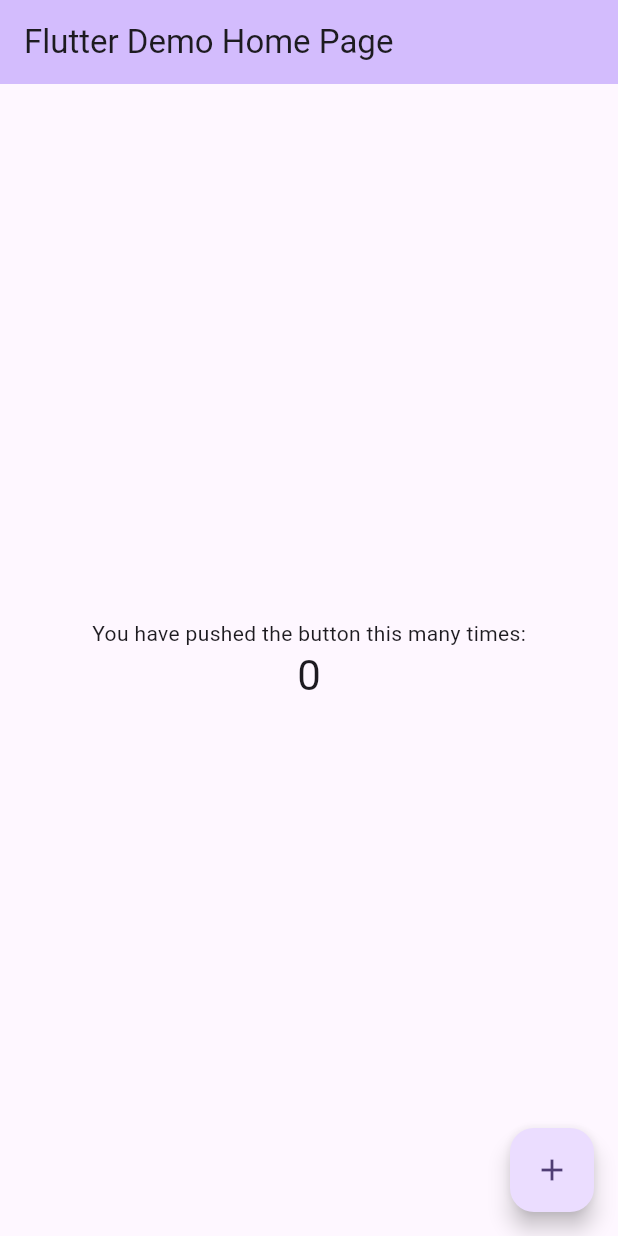
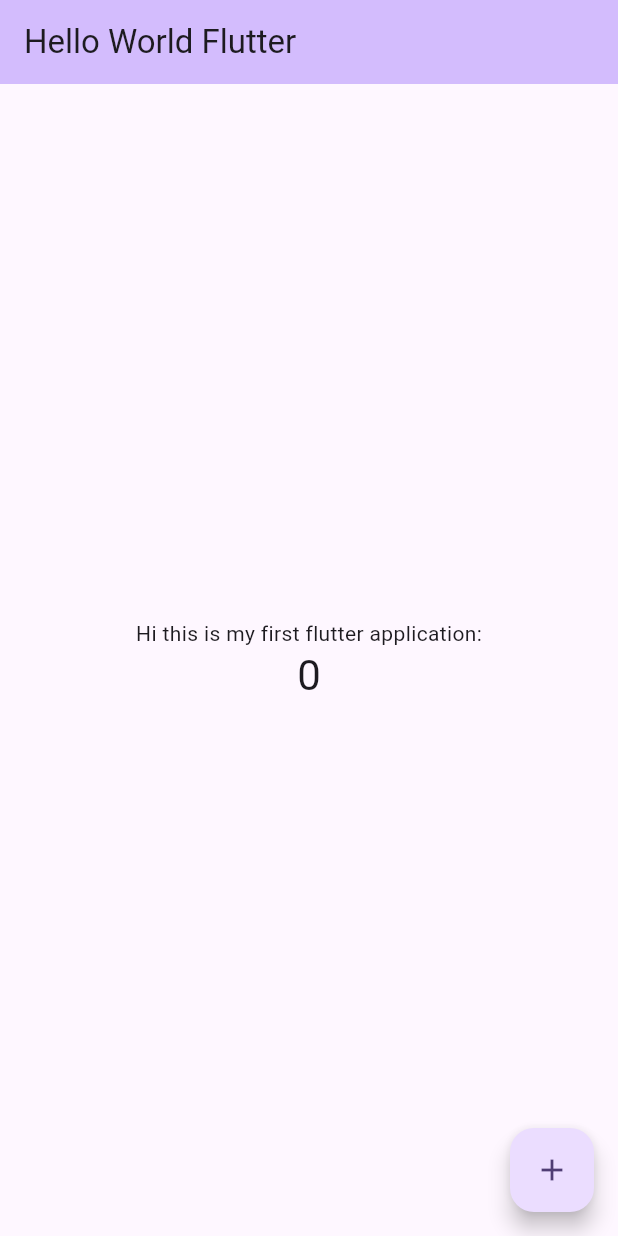
Before and after one commit to manojtharindu11/flutter-user-list-app, a Flutter app: the screen it shows after launch, on a phone screen of 412 x 824 dp. Run offline on Flutter 3.47's test engine with Material 2 defaults, Android fonts, the phone set to English and light mode, and no system bars.

Commit message:
initial commit

```diff
--- a/lib/main.dart
+++ b/lib/main.dart
@@ -11,7 +11,7 @@ class MyApp extends StatelessWidget {
   @override
   Widget build(BuildContext context) {
     return MaterialApp(
-      title: 'Flutter Demo',
+      title: 'Hello World Flutter',
       theme: ThemeData(
         // This is the theme of your application.
         //
@@ -31,7 +31,7 @@ class MyApp extends StatelessWidget {
         colorScheme: ColorScheme.fromSeed(seedColor: Colors.deepPurple),
         useMaterial3: true,
       ),
-      home: const MyHomePage(title: 'Flutter Demo Home Page'),
+      home: const MyHomePage(title: 'Hello World Flutter'),
     );
   }
 }
@@ -106,7 +106,7 @@ class _MyHomePageState extends State<MyHomePage> {
           mainAxisAlignment: MainAxisAlignment.center,
           children: <Widget>[
             const Text(
-              'You have pushed the button this many times:',
+              'Hi this is my first flutter application:',
             ),
             Text(
               '$_counter',
--- a/pubspec.yaml
+++ b/pubspec.yaml
@@ -31,10 +31,11 @@ dependencies:
   flutter:
     sdk: flutter
 
-
   # The following adds the Cupertino Icons font to your application.
   # Use with the CupertinoIcons class for iOS style icons.
   cupertino_icons: ^1.0.2
+  dio: ^5.4.0
+
 
 dev_dependencies:
   flutter_test:
```
Also changed, not shown: pubspec.lock.
